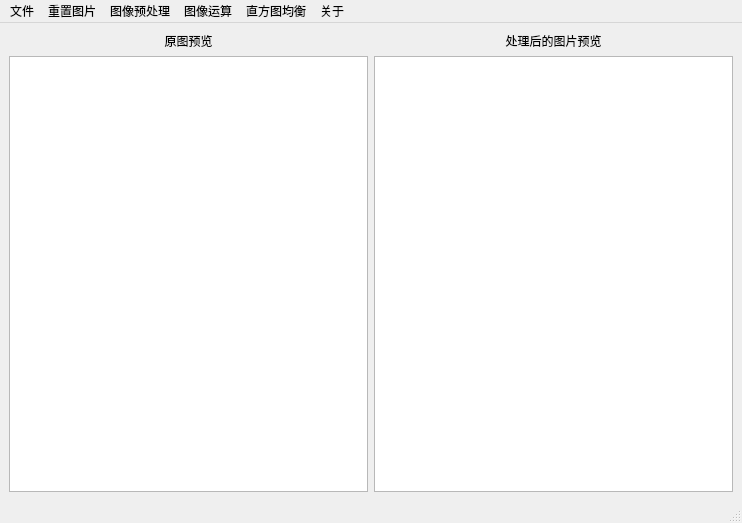
crazy-zxx/ImageProcessor, file mainWindow.ui: the form before one commit.
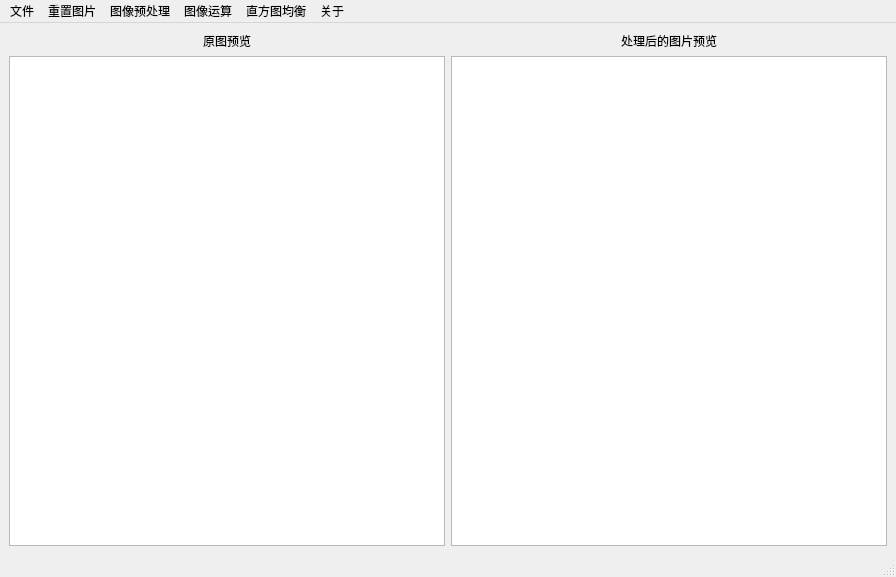
The form after the commit.

Patch:
```diff
--- a/mainWindow.ui
+++ b/mainWindow.ui
@@ -6,8 +6,8 @@
    <rect>
     <x>0</x>
     <y>0</y>
-    <width>742</width>
-    <height>523</height>
+    <width>896</width>
+    <height>577</height>
    </rect>
   </property>
   <property name="windowTitle">
@@ -48,7 +48,7 @@
     <rect>
      <x>0</x>
      <y>0</y>
-     <width>742</width>
+     <width>896</width>
      <height>24</height>
     </rect>
    </property>
```
